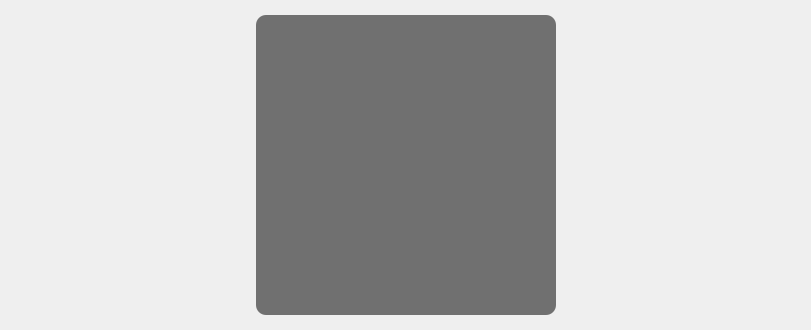
Before: the Qt Designer form interfaces/mainWindow.ui in ZalmanHack/Elevator, drawn with Qt 5.
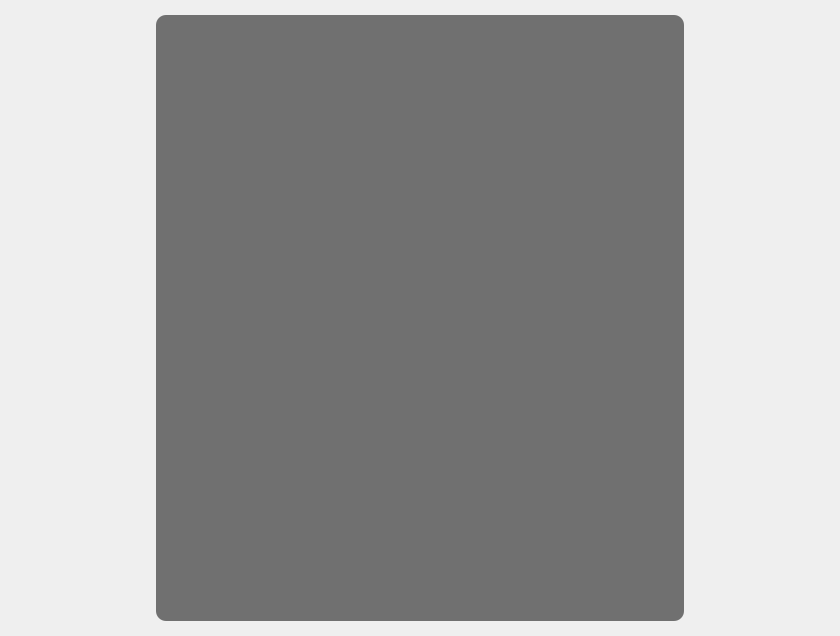
After: the same form once the commit is applied. Icons and pictures are not drawn.

What changed in the file:
```diff
--- a/interfaces/mainWindow.ui
+++ b/interfaces/mainWindow.ui
@@ -6,8 +6,8 @@
    <rect>
     <x>0</x>
     <y>0</y>
-    <width>811</width>
-    <height>330</height>
+    <width>840</width>
+    <height>636</height>
    </rect>
   </property>
   <property name="windowTitle">
@@ -81,14 +81,14 @@
       </property>
       <property name="minimumSize">
        <size>
-        <width>300</width>
-        <height>300</height>
+        <width>528</width>
+        <height>606</height>
        </size>
       </property>
       <property name="maximumSize">
        <size>
-        <width>16777215</width>
-        <height>16777215</height>
+        <width>528</width>
+        <height>606</height>
        </size>
       </property>
       <property name="styleSheet">
```
